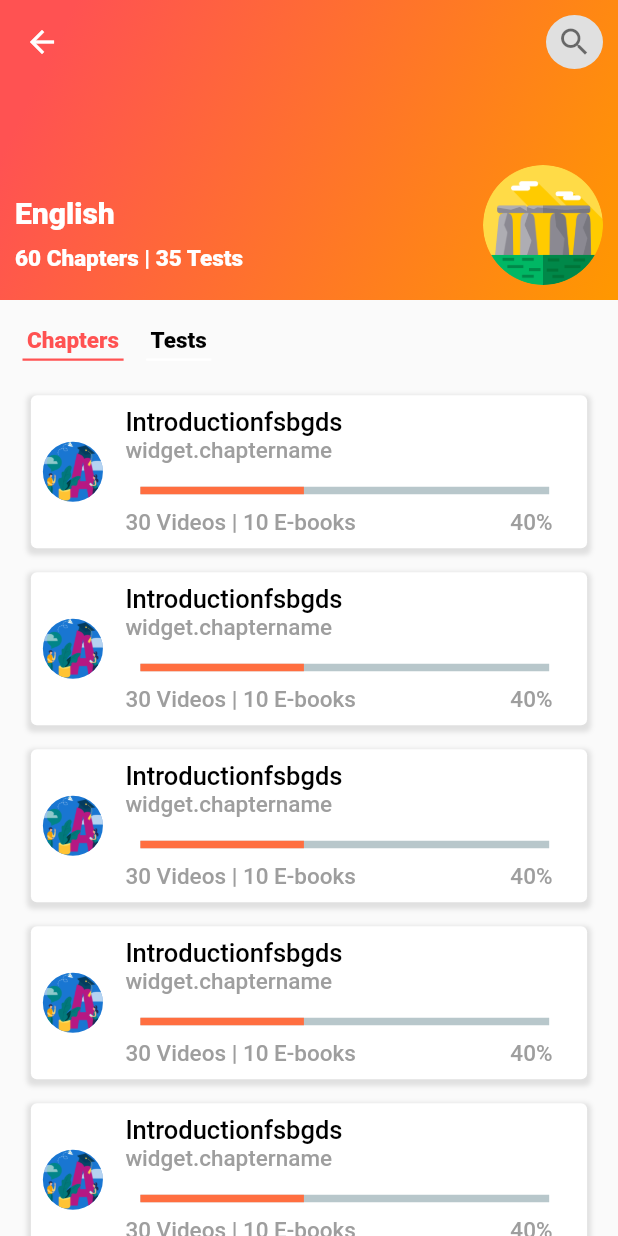
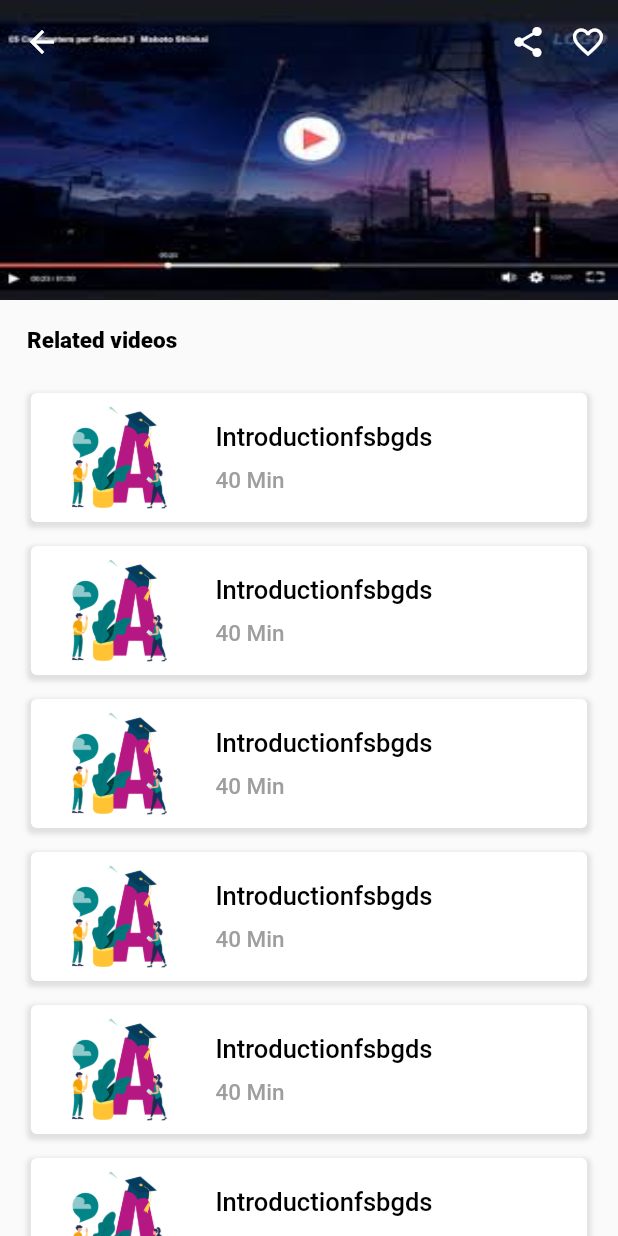
Before and after one commit to antodasns/lingolab, a Flutter app: the screen it shows after launch, on a phone screen of 412 x 824 dp. Run offline on Flutter 3.47's test engine with Material 2 defaults, Android fonts, the phone set to English and light mode, and no system bars; drawn by our look-alikes of percent_indicator; our stand-ins replace flutter_custom_clippers, google_fonts, gradient_app_bar, intl_phone_number_input, pin_code_fields; missing offline and left inert: ff_navigation_bar.

Commit message:
8/20/2020-8:12pm

```diff
--- a/lib/main.dart
+++ b/lib/main.dart
@@ -1,5 +1,7 @@
 import 'package:flutter/material.dart';
-import 'package:lingolab/screens/activecourse.dart';
+import 'package:lingolab/screens/chaptersandtests.dart';
+import 'package:lingolab/screens/videoplayback.dart';
+import 'package:lingolab/screens/videosandebooks.dart';
 import 'package:lingolab/screens/coursedetails.dart';
 import 'package:lingolab/screens/courselevels.dart';
 import 'package:lingolab/screens/dashboard.dart';
@@ -19,7 +21,7 @@ class LingoLab extends StatelessWidget {
   @override
   Widget build(BuildContext context) {
     return MaterialApp(
-      initialRoute: "/activecourse",
+      initialRoute: "/videoplayback",
       routes: {
         "/login":(context) => LogIn(),
         "/signup":(context) => SignUp(),
@@ -31,6 +33,8 @@ class LingoLab extends StatelessWidget {
         "/payment":(context) => Payment(),
         "/detail":(context) => DetailScreen(),
         "/activecourse":(context) => ActiveCourse(),
+        "/chpterdetails":(context) => ChapterDetails(),
+        "/videoplayback":(context) => VideoPlayback(),
       },
     );
   }
--- /dev/null
+++ b/lib/screens/videoplayback.dart
@@ -0,0 +1,112 @@
+import 'package:flutter/cupertino.dart';
+import 'package:flutter/material.dart';
+import 'package:lingolab/widgets/activecoursewidgets.dart';
+
+
+class VideoPlayback extends StatefulWidget {
+  @override
+  _VideoPlaybackState createState() => _VideoPlaybackState();
+}
+
+class _VideoPlaybackState extends State<VideoPlayback> {
+  Icon actionIcon = new Icon(Icons.search,color: Colors.black54);
+  Widget appBarTitle;
+  @override
+  Widget build(BuildContext context) {
+    return Scaffold(
+      resizeToAvoidBottomPadding: false,
+      extendBodyBehindAppBar: true,
+      appBar: AppBar(
+        leading: IconButton(
+          icon: Icon(Icons.arrow_back, color: Colors.white),
+          onPressed: () => Navigator.of(context).pop(),
+        ),
+        backgroundColor: Colors.transparent,
+        bottomOpacity: 0.0,
+        elevation: 0.0,
+        title: appBarTitle,
+        actions: <Widget>[
+          Padding(
+            padding: const EdgeInsets.all(8.0),
+            child: Icon(Icons.share,color: Colors.white),
+          ),
+          Padding(
+            padding: const EdgeInsets.all(8.0),
+            child: Icon(Icons.favorite_border,color: Colors.white),
+          ),
+        ],
+      ),
+      body: SingleChildScrollView(
+        child: Column(
+          children: <Widget>[
+            Container(
+              height: 200,
+              decoration: new BoxDecoration(
+                  image: new DecorationImage(
+                    image: new AssetImage("assets/images/video.jpg"),
+                    fit: BoxFit.fill,
+                  )
+              ),
+            ),
+
+
+            Row(
+              children: <Widget>[
+                Padding(
+                  padding: const EdgeInsets.all(18.0),
+                  child: Text("Related videos",style: TextStyle(fontSize: 15,color: Colors.black,
+                      fontWeight: FontWeight.w900)),
+                ),
+              ],
+            ),
+            Videos(chaptername: "Introductionfsbgds",),
+            Videos(chaptername: "Introductionfsbgds",),
+            Videos(chaptername: "Introductionfsbgds",),
+            Videos(chaptername: "Introductionfsbgds",),
+            Videos(chaptername: "Introductionfsbgds",),
+            Videos(chaptername: "Introductionfsbgds",),
+            Videos(chaptername: "Introductionfsbgds",),
+          ],
+        ),
+      ),
+    );
+  }
+
+  Widget searchIcon(){
+    return Container(
+      height: 10,
+      width: 48,
+      padding: EdgeInsets.fromLTRB(0,10,10,10),
+      child: ClipOval(
+        child: Material(
+          color: Colors.grey[300], // button color
+          child: InkWell(
+            splashColor: Colors.grey[300], // inkwell color
+            child: SizedBox(width: 56, height: 56, child: actionIcon),
+            onTap: () {
+              setState(() {
+                if ( this.actionIcon.icon == Icons.search){
+                  this.actionIcon = new Icon(Icons.close);
+                  this.appBarTitle = new TextField(
+                    autofocus: true,
+                    style: new TextStyle(
+                      color: Colors.black54,
+                    ),
+                    decoration: new InputDecoration(
+                        prefixIcon: new Icon(Icons.search,color: Colors.black54),
+                        hintText: "Search...",
+                        hintStyle: new TextStyle(color: Colors.black54)
+                    ),
+                  );}
+                else {
+                  this.actionIcon = new Icon(Icons.search,color: Colors.black54);
+                  this.appBarTitle =null;
+                }
+              });
+            },
+          ),
+        ),
+      ),
+    );
+  }
+}
--- a/lib/widgets/chaptersandtests.dart
+++ b/lib/widgets/activecoursewidgets.dart
@@ -1,3 +1,4 @@
+import 'package:flutter/cupertino.dart';
 import 'package:flutter/material.dart';
 import 'package:percent_indicator/percent_indicator.dart';
 
@@ -174,3 +175,172 @@ class _TestsState extends State<Tests> {
     );
   }
 }
+
+
+
+class Videos extends StatefulWidget {
+  final String chaptername;
+  Videos({Key key,this.chaptername}):super(key:key);
+  @override
+  _VideosState createState() => _VideosState();
+}
+
+class _VideosState extends State<Videos> {
+  @override
+  Widget build(BuildContext context) {
+    return Padding(
+      padding: const EdgeInsets.all(8.0),
+      child: Column(
+        children: <Widget>[
+          Container(
+            width: MediaQuery.of(context).size.width*.9,
+            decoration: BoxDecoration(
+              color: Colors.white,
+              borderRadius: BorderRadius.circular(4),
+              boxShadow: [
+                BoxShadow(
+                  offset: Offset(0, 2),
+                  blurRadius: 2,
+                  spreadRadius: 2,
+                  color: Colors.grey[300],
+                ),
+              ],
+            ),
+
+            child: Padding(
+              padding: const EdgeInsets.all(8.0),
+              child: Column(
+                children: <Widget>[
+                  Row(
+                    children: <Widget>[
+                      Column(
+                        children: <Widget>[
+
+                          Image.asset('assets/logo/A1.png',height: 70,width: 100,)
+                        ],
+                      ),
+                      Container(
+                        width: 15,
+                      ),
+                      Padding(
+                        padding: const EdgeInsets.fromLTRB(0,10,0,10),
+                        child: Column(
+                          crossAxisAlignment: CrossAxisAlignment.start,
+                          children: <Widget>[
+                            Text(widget.chaptername,style: TextStyle(fontSize: 17,color: Colors.black,
+                              fontWeight: FontWeight.w500,
+                            ),
+                            ),
+                            Row(
+                              mainAxisAlignment: MainAxisAlignment.spaceBetween,
+                              children: <Widget>[
+                                Padding(
+                                  padding: const EdgeInsets.fromLTRB(0,10,0,0),
+                                  child: Text("40 Min",style: TextStyle(fontSize: 15,color: Colors.grey,
+                                      fontWeight: FontWeight.w500)),
+                                ),
+
+                              ],
+                            )
+                          ],
+                        ),
+                      )
+                    ],
+                  )
+                ],
+              ),
+            ),
+          ),
+        ],
+      ),
+    );
+  }
+}
+
+
+class Ebook extends StatefulWidget {
+  final String chaptername;
+  Ebook({Key key,this.chaptername}):super(key:key);
+  @override
+  _EbookState createState() => _EbookState();
+}
+
+class _EbookState extends State<Ebook> {
+  @override
+  Widget build(BuildContext context) {
+    return Padding(
+      padding: const EdgeInsets.all(8.0),
+      child: Column(
+        children: <Widget>[
+          Container(
+            width: MediaQuery.of(context).size.width*.9,
+            decoration: BoxDecoration(
+              color: Colors.white,
+              borderRadius: BorderRadius.circular(4),
+              boxShadow: [
+                BoxShadow(
+                  offset: Offset(0, 2),
+                  blurRadius: 2,
+                  spreadRadius: 2,
+                  color: Colors.grey[300],
+                ),
+              ],
+            ),
+
+            child: Padding(
+              padding: const EdgeInsets.all(8.0),
+              child: Column(
+                children: <Widget>[
+                  Row(
+                    mainAxisAlignment: MainAxisAlignment.spaceEvenly,
+                    children: <Widget>[
+                      Column(
+                        children: <Widget>[
+                          CircleAvatar(
+                            radius: 20,
+                            backgroundImage: AssetImage('assets/logo/phoneorange.png'),
+
+                          ),
+                        ],
+                      ),
+
+                      Padding(
+                        padding: const EdgeInsets.fromLTRB(0,10,0,10),
+                        child: Column(
+                          crossAxisAlignment: CrossAxisAlignment.start,
+                          children: <Widget>[
+                            Text(widget.chaptername,style: TextStyle(fontSize: 17,color: Colors.black,
+                              fontWeight: FontWeight.w500,
+                            ),
+                            ),
+                            Row(
+                              mainAxisAlignment: MainAxisAlignment.spaceBetween,
+                              children: <Widget>[
+                                Padding(
+                                  padding: const EdgeInsets.fromLTRB(0,10,0,0),
+                                  child: Text("30 Pages | 3.4 MB",style: TextStyle(fontSize: 15,color: Colors.grey,
+                                      fontWeight: FontWeight.w500)),
+                                ),
+
+                              ],
+                            )
+                          ],
+                        ),
+                      ),
+                      SizedBox(width: 90,),
+                      Column(
+                        children: <Widget>[
+                          Icon(Icons.file_download)
+                        ],
+                      ),
+                    ],
+                  )
+                ],
+              ),
+            ),
+          ),
+        ],
+      ),
+    );
+  }
+}
```
Also changed, not shown: lib/screens/chaptersandtests.dart (added, +201 -0 lines), lib/screens/videosandebooks.dart (renamed from lib/screens/activecourse.dart, +22 -23 lines), assets/images/video.jpg (added), assets/logo/phone.png (added), assets/logo/phoneorange.png (added).
